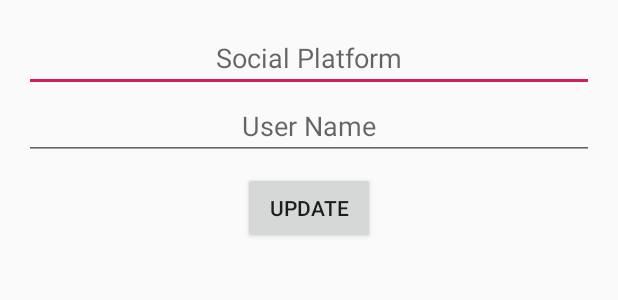
After one commit to AnuraganuPunalur/Room-DB-Android, an Android app: the layout edit_dialog_layout.xml on its own in the app's theme, with its tools: preview values and no code run, on a phone screen of 412 x 824 dp. The commit adds this screen. Shown: the top 300 px of the screen. Run offline under Robolectric (Android 15) with nearby library versions, the phone set to English and light mode, and no system bars.

Commit message:
Update operation integrated

```diff
--- a/app/src/main/java/com/apps/anurag/myroomdb/Dao/SocialDao.kt
+++ b/app/src/main/java/com/apps/anurag/myroomdb/Dao/SocialDao.kt
@@ -18,6 +18,9 @@ interface SocialDao  {
     @Update
     fun updateSocial(socialUser: SocialUser)
 
+    @Query("UPDATE social_user SET platform_name = :platForm, social_name = :userName WHERE id = :entryID")
+    fun updateEntry(entryID : Int,platForm : String,userName : String)
+
     @Delete
     fun deleteSocial(socialUser: SocialUser)
 
--- /dev/null
+++ b/app/src/main/res/layout/edit_dialog_layout.xml
@@ -0,0 +1,45 @@
+<?xml version="1.0" encoding="utf-8"?>
+<android.support.constraint.ConstraintLayout
+        xmlns:android="http://schemas.android.com/apk/res/android"
+        xmlns:app="http://schemas.android.com/apk/res-auto"
+        xmlns:tools="http://schemas.android.com/tools"
+        android:layout_width="match_parent"
+        android:layout_height="wrap_content">
+
+
+    <EditText
+            android:hint="Social Platform"
+            android:gravity="center"
+            android:layout_width="0dp"
+            android:layout_height="wrap_content"
+            android:id="@+id/etDialogSocial"
+            android:layout_marginTop="16dp"
+            app:layout_constraintTop_toTopOf="parent"
+            app:layout_constraintStart_toStartOf="parent"
+            android:layout_marginLeft="16dp"
+            android:layout_marginStart="16dp"
+            app:layout_constraintEnd_toEndOf="parent"
+            android:layout_marginEnd="16dp"
+            android:layout_marginRight="16dp"/>
+    <EditText
+            android:layout_width="0dp"
+            android:layout_height="wrap_content"
+            android:inputType="textPersonName"
+            android:hint="User Name"
+            android:gravity="center"
+            android:ems="10"
+            android:id="@+id/etDialogUser"
+            app:layout_constraintTop_toBottomOf="@+id/etDialogSocial" android:layout_marginStart="16dp"
+            app:layout_constraintStart_toStartOf="parent" android:layout_marginLeft="16dp"
+            android:layout_marginEnd="16dp"
+            app:layout_constraintEnd_toEndOf="parent" android:layout_marginRight="16dp"
+    />
+    <Button
+            android:text="Update"
+            android:layout_width="wrap_content"
+            android:layout_height="wrap_content"
+            android:id="@+id/btDialogUpdate" android:layout_marginTop="8dp"
+            app:layout_constraintTop_toBottomOf="@+id/etDialogUser" app:layout_constraintBottom_toBottomOf="parent"
+            android:layout_marginBottom="16dp" app:layout_constraintStart_toStartOf="@+id/etDialogUser"
+            app:layout_constraintEnd_toEndOf="@+id/etDialogUser"/>
+</android.support.constraint.ConstraintLayout>
--- a/app/src/main/res/values/strings.xml
+++ b/app/src/main/res/values/strings.xml
@@ -1,3 +1,4 @@
 <resources>
     <string name="app_name">MyRoomDB</string>
+    <string name="field_empty_error">Field cannot be empty</string>
 </resources>
```
Also changed, not shown: app/src/main/java/com/apps/anurag/myroomdb/Adapter/SocialAdapter.kt (+7 -2 lines), app/src/main/java/com/apps/anurag/myroomdb/Interfaces/EditEntryListener.kt (added, +9 -0 lines), app/src/main/java/com/apps/anurag/myroomdb/SocialDetailsActivity.kt (+63 -2 lines), app/src/main/res/drawable/ic_edit_black_24dp.xml (added, +9 -0 lines), app/src/main/res/layout/activity_main.xml (+49 -10 lines), app/src/main/res/layout/activity_social_details.xml (added, +24 -0 lines), app/src/main/res/layout/recycler_social_data.xml (added, +49 -0 lines).
